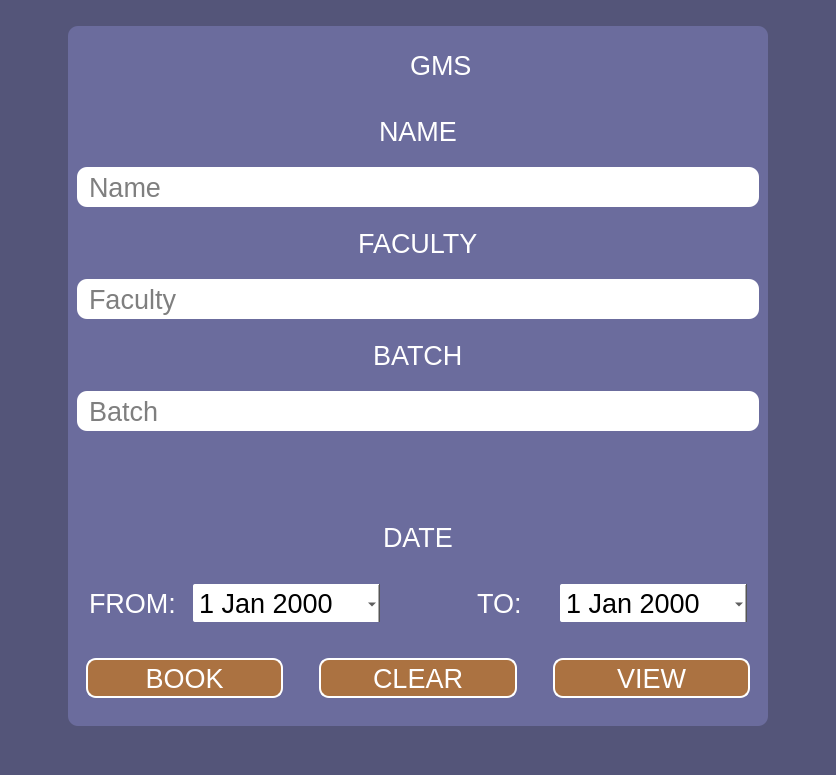
Qt form booking_page.ui (Xen00n/GMS) before a commit.
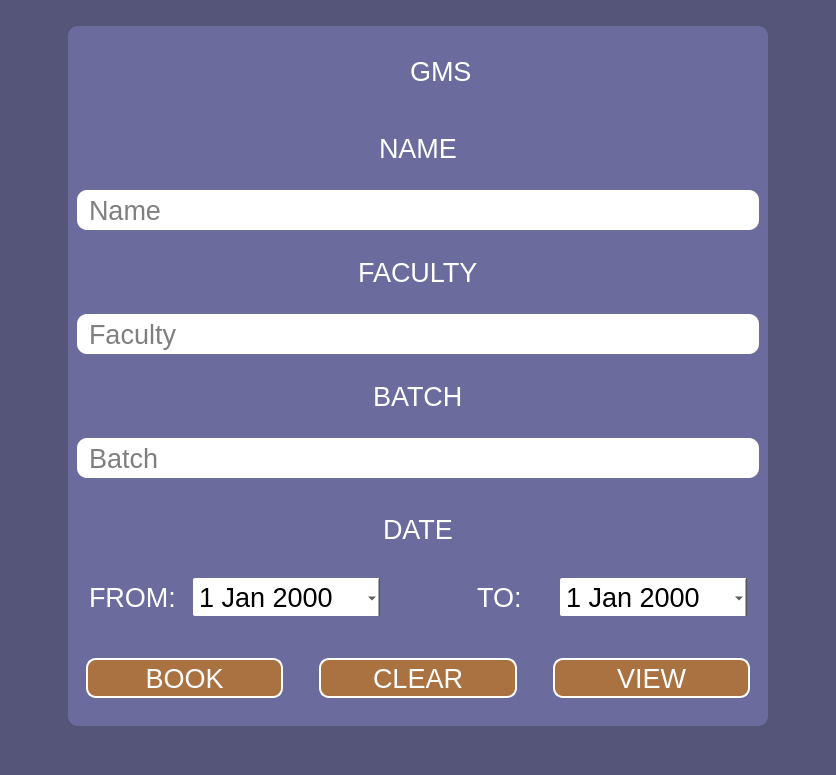
The same form after that commit. Icons and pictures are not drawn.

What changed in the file:
```diff
--- a/booking_page.ui
+++ b/booking_page.ui
@@ -207,26 +207,10 @@
          </property>
         </widget>
        </item>
-       <item>
-        <spacer name="verticalSpacer_3">
-         <property name="orientation">
-          <enum>Qt::Vertical</enum>
-         </property>
-         <property name="sizeType">
-          <enum>QSizePolicy::Fixed</enum>
-         </property>
-         <property name="sizeHint" stdset="0">
-          <size>
-           <width>20</width>
-           <height>70</height>
-          </size>
-         </property>
-        </spacer>
-       </item>
        <item alignment="Qt::AlignHCenter">
         <widget class="QLabel" name="label_3">
          <property name="styleSheet">
-          <string notr="true"/>
+          <string notr="true">padding-top: 20px;</string>
          </property>
          <property name="text">
           <string>DATE</string>
```
